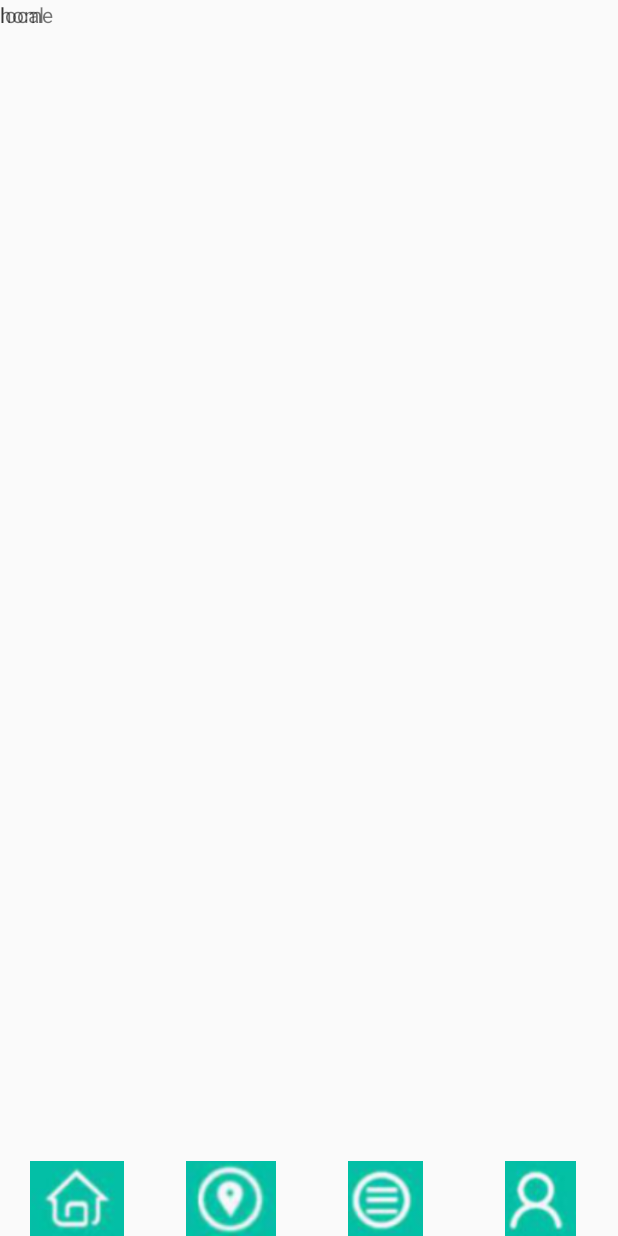
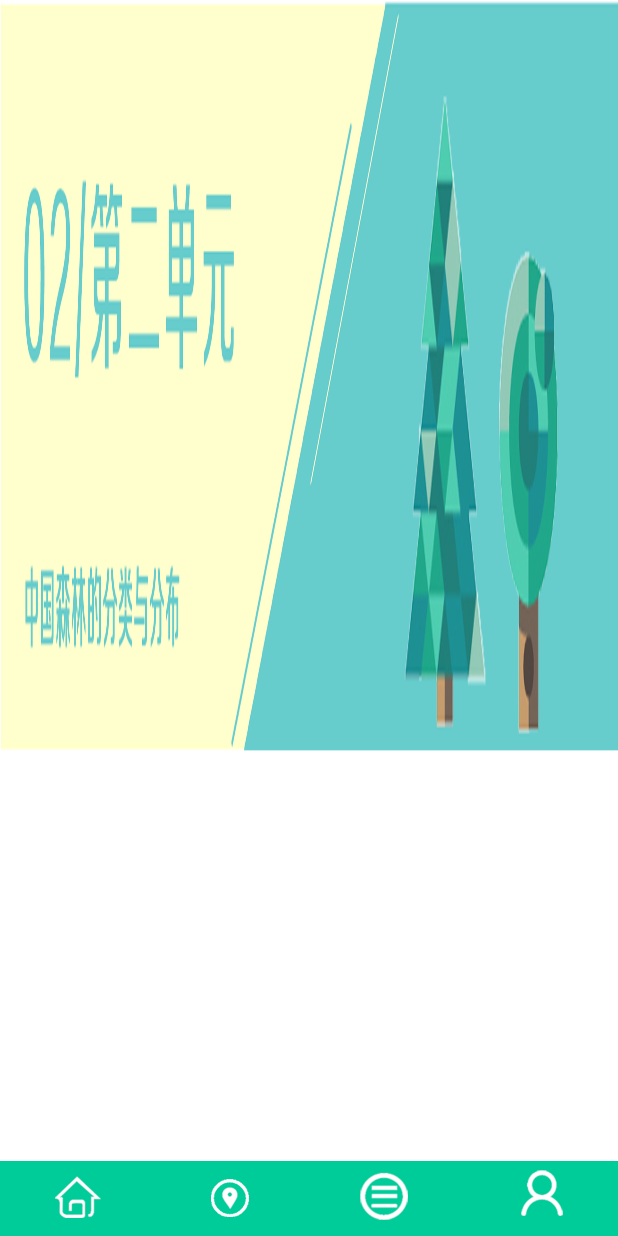
Before and after one commit to Anthony-4926/forestMuseum3, an Android app: the MainActivity screen opened directly, with no data from a screen before it, after a tap on an icon or button, on a phone screen of 412 x 824 dp. Run offline under Robolectric (Android 15) with nearby library versions, the phone set to English and light mode, and no system bars; 1 other tap on this screen came first.

Commit message:
2019/4/10 修改了资源配置

```diff
--- a/app/src/main/java/com/forestmuseum/LaunchActitity.java
+++ b/app/src/main/java/com/forestmuseum/LaunchActitity.java
@@ -15,9 +15,9 @@ public class LaunchActitity extends Activity {
         new Handler().postDelayed(new Runnable() {
             @Override
             public void run() {
-                //startActivity(new Intent(LaunchActitity.this,MainActivity.class));
-                //startActivity(new Intent(LaunchActitity.this, LoginActivity.class));
-                startActivity(new Intent(LaunchActitity.this, ListActivity.class));
+                startActivity(new Intent(LaunchActitity.this,MainActivity.class));
+//                startActivity(new Intent(LaunchActitity.this, LoginActivity.class));
+//                startActivity(new Intent(LaunchActitity.this, ListActivity.class));
                 LaunchActitity.this.finish();
             }
         },time);
--- a/app/src/main/java/com/forestmuseum/ListActivity.java
+++ b/app/src/main/java/com/forestmuseum/ListActivity.java
@@ -11,7 +11,6 @@ import android.widget.AdapterView;
 import android.widget.ImageView;
 import android.widget.ListView;
 import android.widget.SimpleAdapter;
-import android.widget.Toast;
 import android.widget.ViewFlipper;
 import java.util.ArrayList;
 import java.util.HashMap;
--- a/app/src/main/res/layout/activity_main.xml
+++ b/app/src/main/res/layout/activity_main.xml
@@ -3,6 +3,7 @@
     xmlns:tools="http://schemas.android.com/tools"
     android:layout_width="match_parent"
     android:layout_height="match_parent"
+    android:background="#fff"
     tools:context=".MainActivity">
 
     <fragment
@@ -10,12 +11,14 @@
         android:name="com.forestmuseum.home_fragment"
         android:layout_width="match_parent"
         android:layout_height="match_parent"
+
         />
     <LinearLayout
         android:layout_width="match_parent"
         android:layout_height="50dp"
         android:layout_alignParentBottom="true"
         android:orientation="horizontal"
+        android:background="@color/backcolor"
         >
 
     <ImageView
--- a/app/src/main/res/layout/fragment_help.xml
+++ b/app/src/main/res/layout/fragment_help.xml
@@ -6,9 +6,10 @@
     tools:context=".HelpFragment">
 
     <!-- TODO: Update blank fragment layout -->
-    <TextView
+    <ImageView
         android:layout_width="match_parent"
         android:layout_height="match_parent"
-        android:text="help" />
+        android:src="@drawable/unit00"
+        android:scaleType="fitXY"/>
 
 </FrameLayout>
--- a/app/src/main/res/layout/fragment_home.xml
+++ b/app/src/main/res/layout/fragment_home.xml
@@ -6,9 +6,10 @@
     tools:context=".home_fragment">
 
     <!-- TODO: Update blank fragment layout -->
-    <TextView
+    <ImageView
         android:layout_width="match_parent"
         android:layout_height="match_parent"
-        android:text="home" />
+        android:src="@drawable/unit01"
+        android:scaleType="fitXY"/>
 
 </FrameLayout>
--- a/app/src/main/res/layout/fragment_local.xml
+++ b/app/src/main/res/layout/fragment_local.xml
@@ -6,9 +6,10 @@
     tools:context=".LocalFragment">
 
     <!-- TODO: Update blank fragment layout -->
-    <TextView
+    <ImageView
         android:layout_width="match_parent"
         android:layout_height="match_parent"
-        android:text="local" />
+        android:src="@drawable/unit02"
+        android:scaleType="fitXY"/>
 
 </FrameLayout>
--- a/app/src/main/res/layout/fragment_me.xml
+++ b/app/src/main/res/layout/fragment_me.xml
@@ -6,9 +6,10 @@
     tools:context=".Mefragement">
 
     <!-- TODO: Update blank fragment layout -->
-    <TextView
+    <ImageView
         android:layout_width="match_parent"
         android:layout_height="match_parent"
-        android:text="me" />
+        android:src="@drawable/unit03"
+        android:scaleType="fitXY"/>
 
 </FrameLayout>
```
Also changed, not shown: app/src/main/res/layout/activity_login.xml (+4 -4 lines), app/src/main/res/drawable/help.png, app/src/main/res/drawable/home.jpg (deleted), app/src/main/res/drawable/home.png (added), app/src/main/res/drawable/location.png, app/src/main/res/drawable/me.png.
